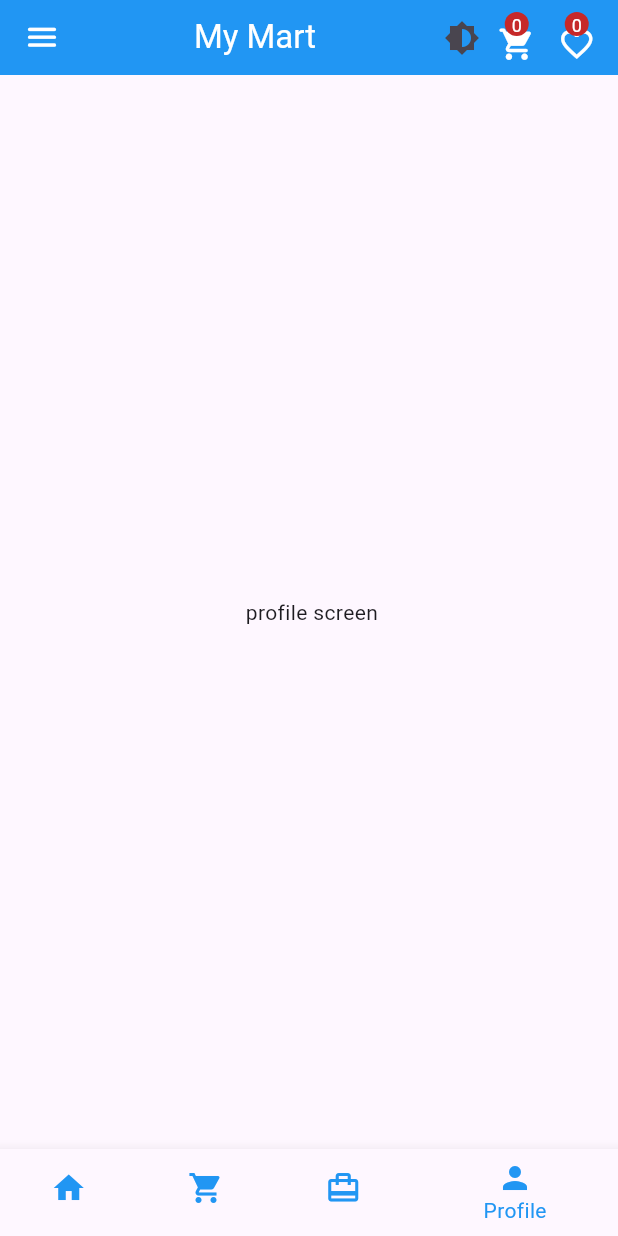
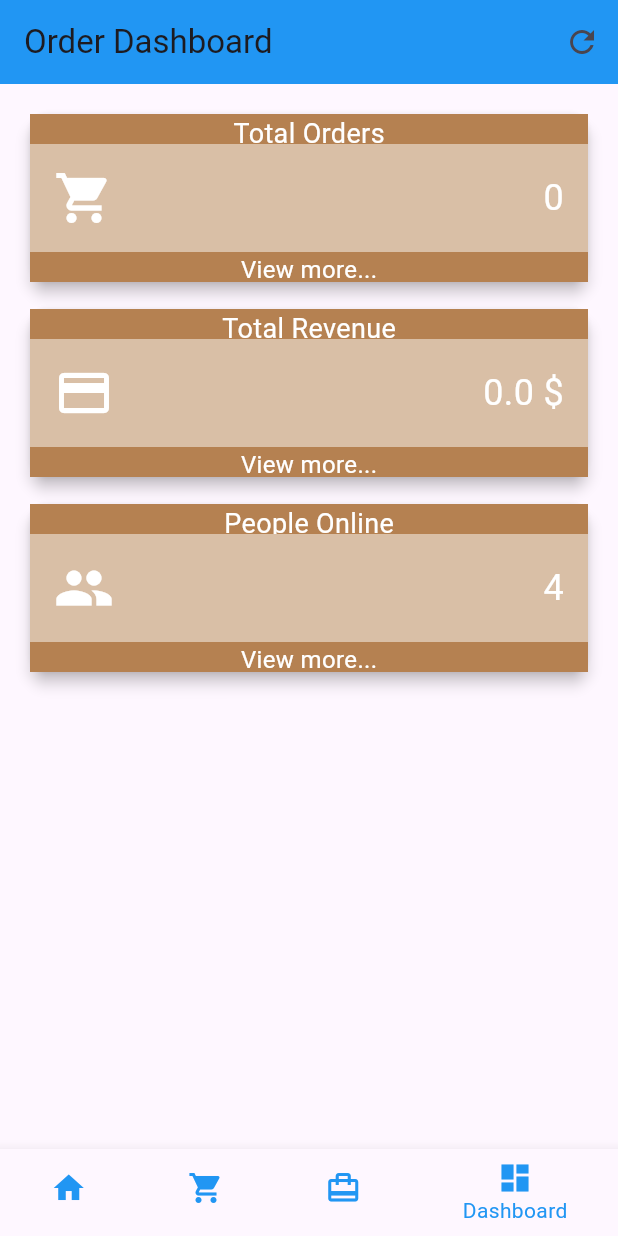
Before and after one commit to Ahmar196/shopping-cart, a Flutter app: the screen it shows after launch, swiped to page 4, on a phone screen of 412 x 824 dp. Run offline on Flutter 3.47's test engine with Material 3 defaults, Android fonts, the phone set to English and light mode, and no system bars; our stand-ins replace shared_preferences.

Commit message:
dashboard screen add

```diff
--- /dev/null
+++ b/lib/view/screen/dashboard.dart
@@ -0,0 +1,183 @@
+import 'package:flutter/material.dart';
+import 'package:shopping_cart/services/order_service.dart';
+
+class DashboardScreen extends StatefulWidget {
+  @override
+  _DashboardScreenState createState() => _DashboardScreenState();
+}
+
+class _DashboardScreenState extends State<DashboardScreen> {
+  late Future<int> _totalOrdersFuture;
+  late Future<double> _totalRevenueFuture;
+  late Future<List<Map<String, dynamic>>> _ordersFuture;
+  final int _peopleOnline = 4; // Static for now
+
+  @override
+  void initState() {
+    super.initState();
+    _refreshOrders();
+  }
+
+  Future<void> _refreshOrders() async {
+    final orderService = OrderService();
+    setState(() {
+      _totalOrdersFuture = orderService.getTotalOrders();
+      _totalRevenueFuture = orderService.getTotalRevenue();
+      _ordersFuture = orderService.getOrders();
+    });
+  }
+
+  void _showOrderList() {
+    Navigator.push(
+      context,
+      MaterialPageRoute(
+        builder: (context) => OrderListScreen(
+          ordersFuture: _ordersFuture,
+        ),
+      ),
+    );
+  }
+
+  Widget buildInfoCard(String title, IconData icon, Future<dynamic> futureValue, String suffix) {
+    return Card(
+      elevation: 4,
+      color: Color(0xffd9bfa6),
+      child: Column(
+        children: [
+          Container(
+            width: double.infinity,
+            height: 20,
+            color: Color(0xffb58151),
+            alignment: Alignment.center,
+            child: Text(title, style: TextStyle(fontSize: 18, color: Colors.white)),
+          ),
+          Padding(
+            padding: const EdgeInsets.all(16.0),
+            child: FutureBuilder<dynamic>(
+              future: futureValue,
+              builder: (context, snapshot) {
+                if (snapshot.connectionState == ConnectionState.waiting) {
+                  return Center(child: CircularProgressIndicator());
+                } else if (snapshot.hasError) {
+                  return Center(child: Text('Error: ${snapshot.error}'));
+                } else {
+                  final value = snapshot.data ?? 0;
+                  return Column(
+                    crossAxisAlignment: CrossAxisAlignment.start,
+                    children: [
+                      Row(
+                        mainAxisAlignment: MainAxisAlignment.spaceBetween,
+                        children: [
+                          Icon(icon, size: 40, color: Colors.white),
+                          Text('$value$suffix', style: TextStyle(fontSize: 24, color: Colors.white)),
+                        ],
+                      ),
+                    ],
+                  );
+                }
+              },
+            ),
+          ),
+          Container(
+            width: double.infinity,
+            height: 20,
+            color: Color(0xffb58151),
+            alignment: Alignment.center,
+            child: GestureDetector(
+              onTap: _showOrderList,
+              child: Text('View more...',textAlign: TextAlign.start, style: TextStyle(fontSize: 16, color: Colors.white,)),
+            ),
+          ),
+        ],
+      ),
+    );
+  }
+
+  @override
+  Widget build(BuildContext context) {
+    return Scaffold(
+      appBar: AppBar(
+        title: Text('Order Dashboard'),
+        backgroundColor: Colors.blue,
+        actions: [
+          IconButton(
+            icon: Icon(Icons.refresh),
+            onPressed: _refreshOrders,
+          ),
+        ],
+      ),
+      body: Padding(
+        padding: const EdgeInsets.all(16.0),
+        child: Column(
+          children: [
+            Expanded(
+              child: ListView(
+                children: [
+                  buildInfoCard('Total Orders', Icons.shopping_cart, _totalOrdersFuture, ''),
+                  SizedBox(height: 10),
+                  buildInfoCard('Total Revenue', Icons.credit_card, _totalRevenueFuture, ' \$'),
+                  SizedBox(height: 10),
+                  buildInfoCard('People Online', Icons.people, Future.value(_peopleOnline), ''),
+                ],
+              ),
+            ),
+          ],
+        ),
+      ),
+    );
+  }
+}
+
+class OrderListScreen extends StatelessWidget {
+  final Future<List<Map<String, dynamic>>> ordersFuture;
+
+  OrderListScreen({required this.ordersFuture});
+
+  @override
+  Widget build(BuildContext context) {
+    return Scaffold(
+      appBar: AppBar(
+        title: Text('Order List'),
+        backgroundColor: Colors.blue,
+      ),
+      body: FutureBuilder<List<Map<String, dynamic>>>(
+        future: ordersFuture,
+        builder: (context, snapshot) {
+          if (snapshot.connectionState == ConnectionState.waiting) {
+            return Center(child: CircularProgressIndicator());
+          } else if (snapshot.hasError) {
+            return Center(child: Text('Error: ${snapshot.error}'));
+          } else if (!snapshot.hasData || snapshot.data!.isEmpty) {
+            return Center(child: Text('No orders found'));
+          } else {
+            final orders = snapshot.data!;
+            return SingleChildScrollView(
+              scrollDirection: Axis.vertical,
+              child: SingleChildScrollView(
+                scrollDirection: Axis.horizontal,
+                child: DataTable(
+                  columns: [
+                    DataColumn(label: Text('Name')),
+                    DataColumn(label: Text('Size')),
+                    DataColumn(label: Text('Address')),
+                    DataColumn(label: Text('Total Price')),
+                  ],
+                  rows: orders.map((order) {
+                    return DataRow(
+                      cells: [
+                        DataCell(Text(order['name'] ?? '')),
+                        DataCell(Text(order['size'] ?? '')),
+                        DataCell(Text(order['address'] ?? '')),
+                        DataCell(Text('\$${order['totalPrice']?.toStringAsFixed(2) ?? '0.00'}')),
+                      ],
+                    );
+                  }).toList(),
+                ),
+              ),
+            );
+          }
+        },
+      ),
+    );
+  }
+}
--- a/lib/view/screen/productscreen.dart
+++ b/lib/view/screen/productscreen.dart
@@ -1,4 +1,3 @@
-// lib/view/screen/product_screen.dart
 import 'package:flutter/material.dart';
 import 'package:provider/provider.dart';
 import 'package:shopping_cart/view/screen/myorderscreen.dart';
@@ -8,7 +7,7 @@ import 'package:shopping_cart/view/widgets/wishcounter.dart';
 import 'package:shopping_cart/viewmodel/productVM.dart';
 import 'package:shopping_cart/view/screen/cart.dart';
 import 'package:shopping_cart/view/screen/wallet.dart';
-import 'package:shopping_cart/view/screen/profile.dart';
+import 'package:shopping_cart/view/screen/dashboard.dart';
 import 'package:shopping_cart/view/screen/wishlist.dart'; // Import WishlistScreen
 
 import 'package:shopping_cart/viewmodel/themeprovider.dart';
@@ -31,7 +30,9 @@ class _ProductScreenState extends State<ProductScreen> {
     final isDarkMode = themeProvider.isDarkMode;
 
     return Scaffold(
-      appBar: AppBar(
+      // Show AppBar only if the selected page is the ProductScreen (index == 0)
+      appBar: _selectedIndex == 0
+          ? AppBar(
               backgroundColor: isDarkMode ? Colors.black : Colors.blue, // Change based on dark mode
               toolbarHeight: 50,
               actions: [
@@ -85,7 +86,7 @@ class _ProductScreenState extends State<ProductScreen> {
                           child: Consumer<ProductsVM>(
                             builder: (context, value, child) => Icon(
                               Icons.favorite_border,
-                        color: value.wishlist.length > 0 ? Colors.red : Colors.white, // Change color based on wishlist count
+                              color: value.wishlist.length > 0 ? Colors.red : Colors.white,
                               size: 25,
                             ),
                           ),
@@ -115,12 +116,21 @@ class _ProductScreenState extends State<ProductScreen> {
                         context,
                         MaterialPageRoute(builder: (context) => OrderServiceScreen()),
                       );
+                    } else if (value == 'dashboard') {
+                      Navigator.push(
+                        context,
+                        MaterialPageRoute(builder: (context) => DashboardScreen()),
+                      );
                     }
                   },
                   itemBuilder: (context) => [
                     PopupMenuItem(
                       value: 'myOrders',
                       child: Text('My Orders'),
+                    ),
+                    PopupMenuItem(
+                      value: 'dashboard',
+                      child: Text('Dashboard'),
                     ),
                   ],
                   child: Icon(Icons.menu_rounded, color: Colors.white, size: 25),
@@ -129,7 +139,9 @@ class _ProductScreenState extends State<ProductScreen> {
               title: Center(
                 child: Text("My Mart", style: TextStyle(color: Colors.white)),
               ),
-      ),
+            )
+          : null, // No AppBar on other screens
+
       body: SafeArea(
         child: PageView(
           controller: _pageController,
@@ -149,13 +161,13 @@ class _ProductScreenState extends State<ProductScreen> {
                   screenSize: screenSize,
                   image: prds[index]["image"] ?? '',
                   itemName: prds[index]["name"] ?? '',
-                  isDarkMode: isDarkMode, // Pass dark mode state to ProductItem
+                  isDarkMode: isDarkMode,
                 ),
               ),
             ),
             CartScreen(), // Add CartScreen here
             WalletScreen(), // Add WalletScreen here
-            ProfileScreen(), // Add ProfileScreen here
+            DashboardScreen(), // Add DashboardScreen here
           ],
         ),
       ),
@@ -184,8 +196,8 @@ class _ProductScreenState extends State<ProductScreen> {
             label: 'Wallet',
           ),
           BottomNavigationBarItem(
-            icon: Icon(Icons.person),
-            label: 'Profile',
+            icon: Icon(Icons.dashboard),
+            label: 'Dashboard',
           ),
         ],
       ),
--- a/lib/view/screen/profile.dart
+++ /dev/null
@@ -1,13 +0,0 @@
-import 'package:flutter/material.dart';
-
-class ProfileScreen extends StatelessWidget {
-  const ProfileScreen({super.key});
-
-  @override
-  Widget build(BuildContext context) {
-    return Scaffold(
-
-      body: Center(child: Text(' profile screen')),
-    );
-  }
-}
```
Also changed, not shown: lib/model/order_model.dart (+1 -21 lines), lib/services/order_service.dart (+30 -38 lines), lib/view/screen/myorderscreen.dart (+47 -1 lines). Lines whose indentation alone changed are shown as unchanged.
